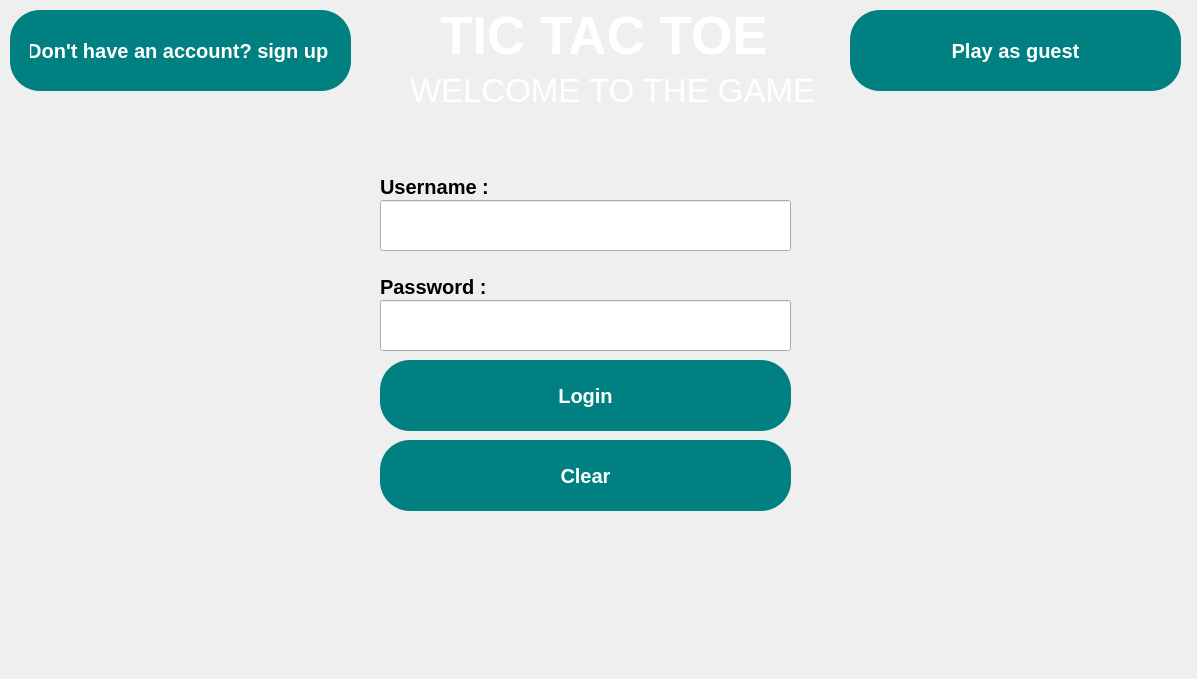
Old version of the form mainwindow.ui in the repository som3a-dot/Tic-Tac-Toe-Project.
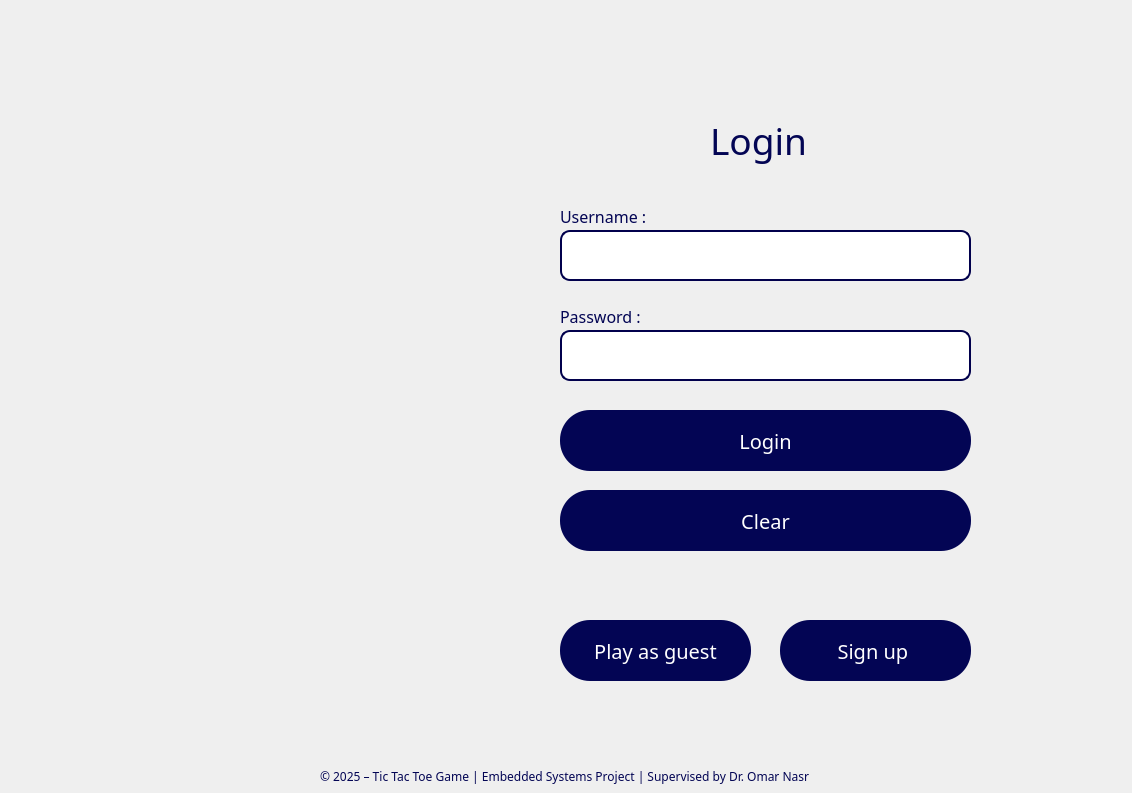
New version of the form. Icons and pictures are not drawn.

The edit to the form file:
```diff
--- a/mainwindow.ui
+++ b/mainwindow.ui
@@ -6,8 +6,8 @@
    <rect>
     <x>0</x>
     <y>0</y>
-    <width>1197</width>
-    <height>679</height>
+    <width>1132</width>
+    <height>793</height>
    </rect>
   </property>
   <property name="windowTitle">
@@ -22,16 +22,18 @@
    <widget class="QPushButton" name="RegisterButton_2">
     <property name="geometry">
      <rect>
-      <x>10</x>
-      <y>10</y>
-      <width>341</width>
-      <height>81</height>
+      <x>780</x>
+      <y>620</y>
+      <width>191</width>
+      <height>61</height>
      </rect>
     </property>
     <property name="font">
      <font>
-      <pointsize>-1</pointsize>
-      <bold>true</bold>
+      <family>The Sunday</family>
+      <pointsize>12</pointsize>
+      <italic>false</italic>
+      <bold>false</bold>
      </font>
     </property>
     <property name="cursor">
@@ -40,36 +42,40 @@
     <property name="styleSheet">
      <string notr="true">QPushButton 
 { 
-background-color: teal;
+background-color:  #030554;
       color: white;
         font-size: 20px;
+	font: 12pt &quot;The Sunday&quot;;
         border-radius: 30px;
         padding: 10px 20px
 }</string>
     </property>
     <property name="text">
-     <string>Don't have an account? sign up </string>
+     <string>Sign up </string>
     </property>
    </widget>
    <widget class="QLabel" name="label_2">
     <property name="geometry">
      <rect>
-      <x>380</x>
-      <y>170</y>
+      <x>560</x>
+      <y>200</y>
       <width>140</width>
       <height>33</height>
      </rect>
     </property>
     <property name="font">
      <font>
-      <pointsize>15</pointsize>
-      <bold>true</bold>
+      <family>The Sunday</family>
+      <pointsize>12</pointsize>
+      <italic>false</italic>
+      <bold>false</bold>
      </font>
     </property>
     <property name="styleSheet">
-     <string notr="true">QLabel {
-color:black;
-}</string>
+     <string notr="true">color: #030554;
+font: 12pt &quot;The Sunday&quot;;
+
+</string>
     </property>
     <property name="text">
      <string>Username :</string>
@@ -78,44 +84,54 @@
    <widget class="QLineEdit" name="lineEdit">
     <property name="geometry">
      <rect>
-      <x>380</x>
-      <y>200</y>
+      <x>560</x>
+      <y>230</y>
       <width>411</width>
       <height>51</height>
      </rect>
     </property>
     <property name="font">
      <font>
-      <pointsize>15</pointsize>
-      <bold>true</bold>
+      <family>The Sunday</family>
+      <pointsize>14</pointsize>
+      <italic>false</italic>
+      <bold>false</bold>
      </font>
     </property>
     <property name="styleSheet">
      <string notr="true">QLineEdit {
-background-image: url(:/image/4599316.jpg);
-color:white
-}</string>
+	font: 14pt &quot;The Sunday&quot;;
+    color: #030554;
+    border: 2px solid #01004c;
+    border-radius: 10px;
+    padding: 5px;
+    background-color: white;
+}
+</string>
     </property>
    </widget>
    <widget class="QLabel" name="label_3">
     <property name="geometry">
      <rect>
-      <x>380</x>
-      <y>270</y>
+      <x>560</x>
+      <y>300</y>
       <width>141</width>
       <height>33</height>
      </rect>
     </property>
     <property name="font">
      <font>
-      <pointsize>15</pointsize>
-      <bold>true</bold>
+      <family>The Sunday</family>
+      <pointsize>12</pointsize>
+      <italic>false</italic>
+      <bold>false</bold>
      </font>
     </property>
     <property name="styleSheet">
-     <string notr="true">QLabel {
-color:black;
-}</string>
+     <string notr="true">color: #030554;
+font: 12pt &quot;The Sunday&quot;;
+
+</string>
     </property>
     <property name="text">
      <string>Password :</string>
@@ -124,23 +140,30 @@
    <widget class="QLineEdit" name="lineEdit_2">
     <property name="geometry">
      <rect>
-      <x>380</x>
-      <y>300</y>
+      <x>560</x>
+      <y>330</y>
       <width>411</width>
       <height>51</height>
      </rect>
     </property>
     <property name="font">
      <font>
-      <pointsize>15</pointsize>
-      <bold>true</bold>
+      <family>The Sunday</family>
+      <pointsize>14</pointsize>
+      <italic>false</italic>
+      <bold>false</bold>
      </font>
     </property>
     <property name="styleSheet">
      <string notr="true">QLineEdit {
-background-image: url(:/image/4599316.jpg);
-color:white
-}</string>
+	font: 14pt &quot;The Sunday&quot;;
+    color: #030554;
+    border: 2px solid #01004c;
+    border-radius: 10px;
+    padding: 5px;
+    background-color: white;
+}
+</string>
     </property>
     <property name="echoMode">
      <enum>QLineEdit::EchoMode::Password</enum>
@@ -149,16 +172,18 @@
    <widget class="QPushButton" name="clearButton_3">
     <property name="geometry">
      <rect>
-      <x>380</x>
-      <y>440</y>
+      <x>560</x>
+      <y>490</y>
       <width>411</width>
-      <height>71</height>
+      <height>61</height>
      </rect>
     </property>
     <property name="font">
      <font>
-      <pointsize>-1</pointsize>
-      <bold>true</bold>
+      <family>The Sunday</family>
+      <pointsize>14</pointsize>
+      <italic>false</italic>
+      <bold>false</bold>
      </font>
     </property>
     <property name="cursor">
@@ -167,9 +192,10 @@
     <property name="styleSheet">
      <string notr="true">QPushButton 
 { 
-background-color: teal;
+background-color:  #030554;
       color: white;
         font-size: 20px;
+	font: 14pt &quot;The Sunday&quot;;
         border-radius: 30px;
         padding: 10px 20px
 }</string>
@@ -178,66 +204,21 @@
      <string>Clear</string>
     </property>
    </widget>
-   <widget class="QLabel" name="label">
-    <property name="geometry">
-     <rect>
-      <x>440</x>
-      <y>0</y>
-      <width>391</width>
-      <height>71</height>
-     </rect>
-    </property>
-    <property name="font">
-     <font>
-      <pointsize>40</pointsize>
-      <bold>true</bold>
-     </font>
-    </property>
-    <property name="styleSheet">
-     <string notr="true">QLabel {
-color:white
-}</string>
-    </property>
-    <property name="text">
-     <string>TIC TAC TOE</string>
-    </property>
-   </widget>
-   <widget class="QLabel" name="label_4">
-    <property name="geometry">
-     <rect>
-      <x>410</x>
-      <y>70</y>
-      <width>481</width>
-      <height>41</height>
-     </rect>
-    </property>
-    <property name="font">
-     <font>
-      <pointsize>25</pointsize>
-     </font>
-    </property>
-    <property name="styleSheet">
-     <string notr="true">QLabel {
-color:white
-}</string>
-    </property>
-    <property name="text">
-     <string>WELCOME TO THE GAME</string>
-    </property>
-   </widget>
    <widget class="QPushButton" name="LoginButton">
     <property name="geometry">
      <rect>
-      <x>380</x>
-      <y>360</y>
+      <x>560</x>
+      <y>410</y>
       <width>411</width>
-      <height>71</height>
+      <height>61</height>
      </rect>
     </property>
     <property name="font">
      <font>
-      <pointsize>-1</pointsize>
-      <bold>true</bold>
+      <family>The Sunday</family>
+      <pointsize>14</pointsize>
+      <italic>false</italic>
+      <bold>false</bold>
      </font>
     </property>
     <property name="cursor">
@@ -246,9 +227,10 @@
     <property name="styleSheet">
      <string notr="true">QPushButton 
 { 
-background-color: teal;
+background-color:  #030554;
       color: white;
         font-size: 20px;
+	font: 14pt &quot;The Sunday&quot;;
         border-radius: 30px;
         padding: 10px 20px
 }</string>
@@ -260,16 +242,18 @@
    <widget class="QPushButton" name="GuestButton_4">
     <property name="geometry">
      <rect>
-      <x>850</x>
-      <y>10</y>
-      <width>331</width>
-      <height>81</height>
+      <x>560</x>
+      <y>620</y>
+      <width>191</width>
+      <height>61</height>
      </rect>
     </property>
     <property name="font">
      <font>
-      <pointsize>-1</pointsize>
-      <bold>true</bold>
+      <family>The Sunday</family>
+      <pointsize>12</pointsize>
+      <italic>false</italic>
+      <bold>false</bold>
      </font>
     </property>
     <property name="cursor">
@@ -278,9 +262,10 @@
     <property name="styleSheet">
      <string notr="true">QPushButton 
 { 
-background-color: teal;
+background-color:  #030554;
       color: white;
         font-size: 20px;
+	font: 12pt &quot;The Sunday&quot;;
         border-radius: 30px;
         padding: 10px 20px
 }</string>
@@ -289,16 +274,86 @@
      <string>Play as guest</string>
     </property>
    </widget>
-  </widget>
-  <widget class="QMenuBar" name="menuBar">
-   <property name="geometry">
-    <rect>
-     <x>0</x>
-     <y>0</y>
-     <width>1197</width>
-     <height>26</height>
-    </rect>
-   </property>
+   <widget class="QLabel" name="label_4">
+    <property name="geometry">
+     <rect>
+      <x>710</x>
+      <y>100</y>
+      <width>161</width>
+      <height>81</height>
+     </rect>
+    </property>
+    <property name="font">
+     <font>
+      <family>The Sunday</family>
+      <pointsize>28</pointsize>
+      <italic>false</italic>
+      <bold>false</bold>
+     </font>
+    </property>
+    <property name="styleSheet">
+     <string notr="true">font: 28pt &quot;The Sunday&quot;;
+color: #030554;
+</string>
+    </property>
+    <property name="text">
+     <string>Login</string>
+    </property>
+   </widget>
+   <widget class="QLabel" name="label">
+    <property name="geometry">
+     <rect>
+      <x>0</x>
+      <y>-10</y>
+      <width>1131</width>
+      <height>801</height>
+     </rect>
+    </property>
+    <property name="styleSheet">
+     <string notr="true">border-image: url(:/image/LoginPhoto2.png);</string>
+    </property>
+    <property name="text">
+     <string/>
+    </property>
+   </widget>
+   <widget class="QLabel" name="label_5">
+    <property name="geometry">
+     <rect>
+      <x>320</x>
+      <y>760</y>
+      <width>601</width>
+      <height>33</height>
+     </rect>
+    </property>
+    <property name="font">
+     <font>
+      <family>The Sunday</family>
+      <pointsize>9</pointsize>
+      <italic>false</italic>
+      <bold>false</bold>
+     </font>
+    </property>
+    <property name="styleSheet">
+     <string notr="true">color: #030554;
+font: 9pt &quot;The Sunday&quot;;
+
+</string>
+    </property>
+    <property name="text">
+     <string>© 2025 – Tic Tac Toe Game | Embedded Systems Project | Supervised by Dr. Omar Nasr</string>
+    </property>
+   </widget>
+   <zorder>label</zorder>
+   <zorder>RegisterButton_2</zorder>
+   <zorder>label_2</zorder>
+   <zorder>lineEdit</zorder>
+   <zorder>label_3</zorder>
+   <zorder>lineEdit_2</zorder>
+   <zorder>clearButton_3</zorder>
+   <zorder>LoginButton</zorder>
+   <zorder>GuestButton_4</zorder>
+   <zorder>label_4</zorder>
+   <zorder>label_5</zorder>
   </widget>
  </widget>
  <resources/>
```
Left out of the diff: 4 changed lines with no effect on the pictures.
